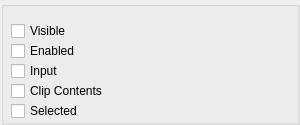
Before: the Qt Designer form Tools/UIEditor/UI/flagspropertygridwidget.ui in xaoctech/dava.engine, drawn with Qt 5.
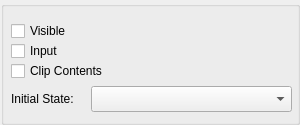
After: the same form once the commit is applied.

Commit message: [DF-1489] is fixed - Initial State is introduced.

Patch:
```diff
--- a/Tools/UIEditor/UI/flagspropertygridwidget.ui
+++ b/Tools/UIEditor/UI/flagspropertygridwidget.ui
@@ -31,19 +31,6 @@
    <property name="title">
     <string/>
    </property>
-   <widget class="QCheckBox" name="selectedCheckBox">
-    <property name="geometry">
-     <rect>
-      <x>10</x>
-      <y>100</y>
-      <width>280</width>
-      <height>20</height>
-     </rect>
-    </property>
-    <property name="text">
-     <string>Selected</string>
-    </property>
-   </widget>
    <widget class="QCheckBox" name="visibleCheckBox">
     <property name="geometry">
      <rect>
@@ -61,7 +48,7 @@
     <property name="geometry">
      <rect>
       <x>10</x>
-      <y>60</y>
+      <y>40</y>
       <width>280</width>
       <height>20</height>
      </rect>
@@ -74,7 +61,7 @@
     <property name="geometry">
      <rect>
       <x>10</x>
-      <y>80</y>
+      <y>60</y>
       <width>281</width>
       <height>20</height>
      </rect>
@@ -83,17 +70,27 @@
      <string>Clip Contents</string>
     </property>
    </widget>
-   <widget class="QCheckBox" name="enabledCheckBox">
+   <widget class="QLabel" name="label">
     <property name="geometry">
      <rect>
       <x>10</x>
-      <y>40</y>
-      <width>280</width>
-      <height>20</height>
+      <y>90</y>
+      <width>81</width>
+      <height>16</height>
      </rect>
     </property>
     <property name="text">
-     <string>Enabled</string>
+     <string>Initial State:</string>
+    </property>
+   </widget>
+   <widget class="QComboBox" name="initialStateComboBox">
+    <property name="geometry">
+     <rect>
+      <x>90</x>
+      <y>85</y>
+      <width>201</width>
+      <height>26</height>
+     </rect>
     </property>
    </widget>
   </widget>
```
Left out of the diff: 2 changed lines with no effect on the pictures. The commit also changes 7 other files.
